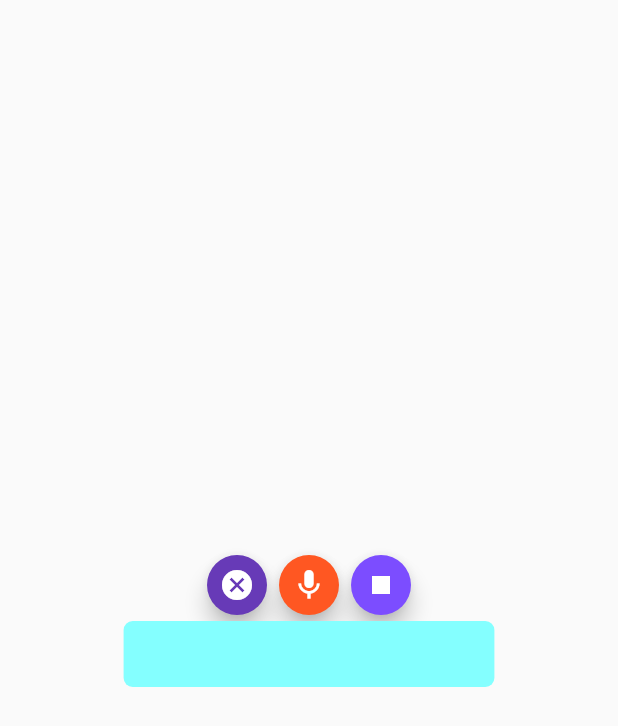
After one commit to dscnsec/noted-App, a Flutter app: the VoiceHome screen opened directly, after a tap on the "mic" icon, on a phone screen of 412 x 824 dp. The commit adds this screen. Shown: the top 726 px of the screen. Run offline on Flutter 3.47's test engine with Material 2 defaults, Android fonts, the phone set to English and light mode, and no system bars; our stand-ins replace font_awesome_flutter, page_transition, slider_button, timeline_tile; missing offline and left inert: speech_recognition.

Commit message:
added-speech-recognition-function

```diff
--- a/lib/home_page.dart
+++ b/lib/home_page.dart
@@ -8,9 +8,14 @@ import './viewallPage.dart';
 import './notePage.dart';
 import './search_page.dart';
 
+
+
+
 class HomePage extends StatefulWidget {
   @override
   _HomePageState createState() => _HomePageState();
+
+
 }
 
 class _HomePageState extends State<HomePage> {
@@ -198,6 +203,7 @@ class _HomePageState extends State<HomePage> {
   }
 }
 
+
 class HorizontalCard extends StatelessWidget {
   final String subjName;
   final String profName;
--- /dev/null
+++ b/lib/speech.dart
@@ -0,0 +1,128 @@
+import 'package:flutter/material.dart';
+import 'package:speech_recognition/speech_recognition.dart';
+import 'notePage.dart';
+
+
+
+
+class Speech extends StatelessWidget {
+  @override
+  Widget build(BuildContext context) {
+    return MaterialApp(
+      home: VoiceHome(),
+    );
+  }
+}
+
+class VoiceHome extends StatefulWidget {
+  @override
+  _VoiceHomeState createState() => _VoiceHomeState();
+}
+
+class _VoiceHomeState extends State<VoiceHome> {
+  SpeechRecognition _speechRecognition;
+  bool _isAvailable = false;
+  bool _isListening = false;
+
+  String resultText = "  ";
+
+  @override
+  void initstate() {
+    super.initState();
+  }
+
+  void initSpeechRecognizer(){
+    _speechRecognition = SpeechRecognition();
+
+    _speechRecognition.setAvailabilityHandler(
+            (bool result) => setState(()=> _isAvailable = result)
+    );
+
+    _speechRecognition.setRecognitionStartedHandler(
+          () => setState (() => _isListening = true),
+    );
+
+    _speechRecognition.setRecognitionResultHandler(
+          (String speech ) => setState(() => resultText = speech),
+    );
+
+    _speechRecognition.setRecognitionCompleteHandler(
+          () => setState(() => _isListening = false),
+    );
+    _speechRecognition.activate().then(
+          (result) => setState(() => _isAvailable = result),
+    );
+
+  }
+
+  @override
+  Widget build(BuildContext context) {
+    return Scaffold(
+      body: Container(
+        child: Column(
+          mainAxisAlignment: MainAxisAlignment.center,
+          crossAxisAlignment: CrossAxisAlignment.center,
+          children: <Widget>[
+            Row(
+              mainAxisAlignment:  MainAxisAlignment.center,
+              children: <Widget>[
+                FloatingActionButton(
+                  child: Icon(Icons.cancel),
+                  mini : true,
+                  backgroundColor:Colors.deepPurple,
+                  onPressed:(){
+                    if(_isListening)
+                      _speechRecognition.cancel().then(
+                            (result)=> setState(()
+                        {
+                          _isListening = result;
+                          resultText = " ";
+                        }),
+                      );
+                  },
+                ),
+                FloatingActionButton(
+                  child: Icon(Icons.mic),
+                  mini : true,
+                  backgroundColor:Colors.deepOrange,
+                  onPressed: (){
+                    if (_isAvailable && !_isListening)
+                      _speechRecognition
+                          .listen(locale: "en_US")
+                          .then((result) => print('$result'));
+                  },
+                ),
+                FloatingActionButton(
+                  child: Icon(Icons.stop),
+                  mini : true,
+                  backgroundColor:Colors.deepPurpleAccent,
+                  onPressed:(){
+                    if(_isListening)
+                      _speechRecognition.stop().then(
+                              (result)=> setState(() => _isListening =result)
+                      );
+                  },
+                ),
+              ],
+            ),
+            Container(
+              width:  MediaQuery.of(context).size.width *0.60,
+              decoration: BoxDecoration(
+                color: Colors.cyanAccent[100],
+                borderRadius:  BorderRadius.circular(6.0),
+              ),
+              padding: EdgeInsets.symmetric(
+                vertical: 8.0,
+                horizontal: 12.0,
+              ),
+              child: Text(
+                resultText,
+                style: TextStyle(fontSize: 24.0),
+              ),
+            )
+          ],
+        ),
+      ),
+    );
+  }
+}
--- a/lib/viewallPage.dart
+++ b/lib/viewallPage.dart
@@ -3,6 +3,7 @@ import 'package:timeline_tile/timeline_tile.dart';
 import 'package:page_transition/page_transition.dart';
 import 'home_page.dart';
 import './notePage.dart';
+
 
 class ViewallPage extends StatefulWidget {
   @override
--- a/pubspec.yaml
+++ b/pubspec.yaml
@@ -25,6 +25,10 @@ dependencies:
   page_transition: ^1.1.7+2
   font_awesome_flutter: ^8.10.0
   timeline_tile: ^0.1.0
+  speech_recognition: ^0.3.0+1
+  speech_to_text: ^2.4.1
+  highlight_text: ^0.7.2
+  avatar_glow:  ^1.2.0
 
   flutter:
     sdk: flutter
```
Also changed, not shown: pubspec.lock, 2 other files.
